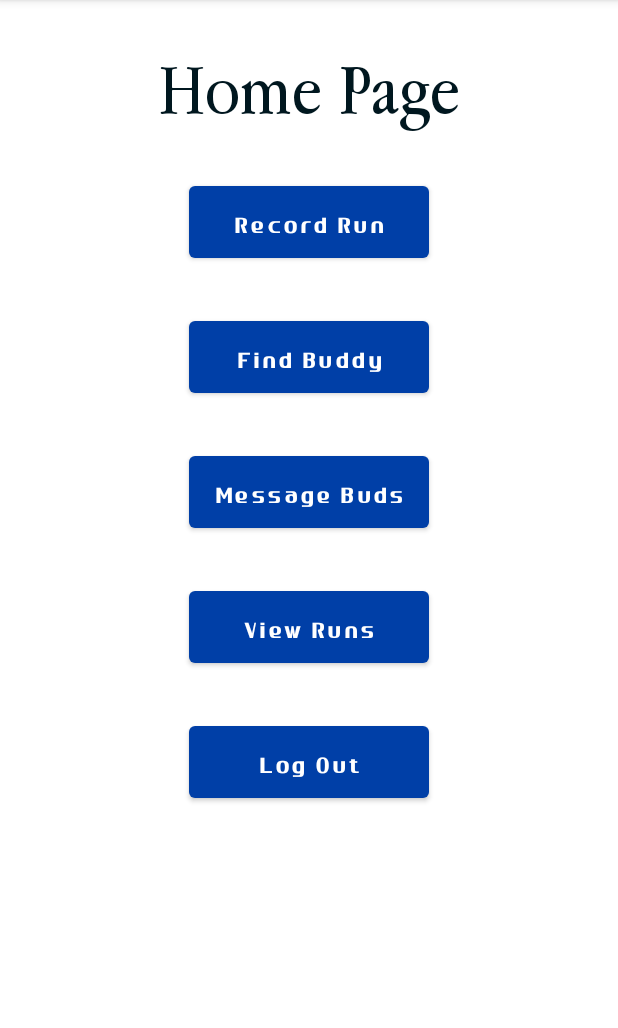
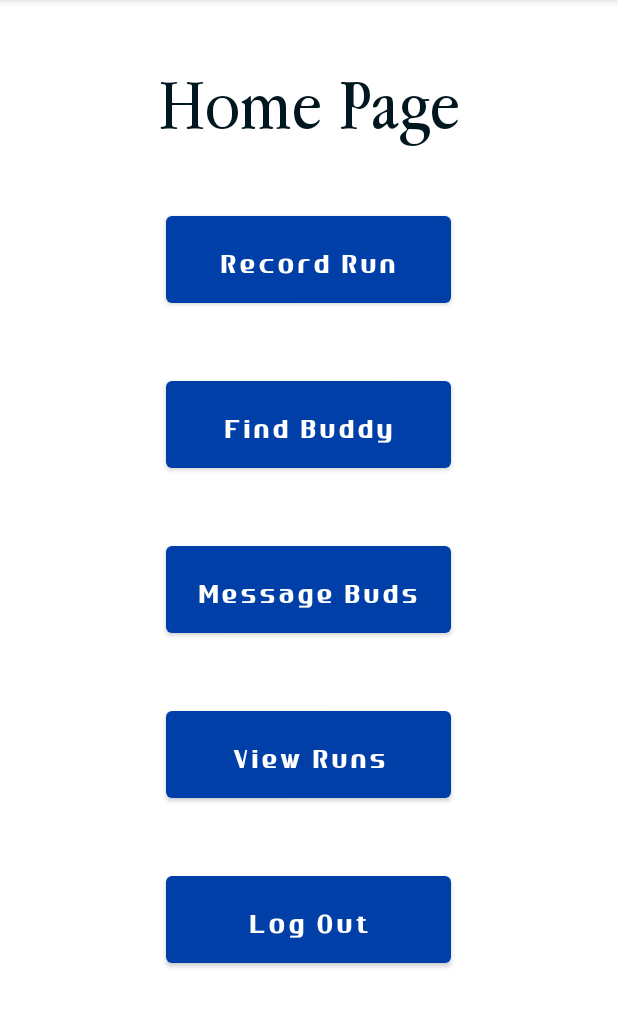
Before and after one commit to sutanto5/RunBuddies, an Android app: the screen it shows after launch once a user with an empty profile is signed in (HomePageActivity), on a phone screen of 412 x 824 dp, the part 84-1112 px from its top. Run offline under Robolectric (Android 15) with nearby library versions, the phone set to English and light mode, and no system bars; our stand-ins replace Firebase (no records; nobody signed in at launch, a user with empty details on screens opened directly).

Commit message:
app layout changes

```diff
--- a/app/src/main/res/layout/activity_home_page.xml
+++ b/app/src/main/res/layout/activity_home_page.xml
@@ -28,7 +28,7 @@
             android:layout_height="@dimen/buttonHeight"
             android:layout_gravity="center"
             android:theme="@style/ButtonStyle"
-            android:textSize="25dp"
+            android:textSize="@dimen/buttonFont"
             android:layout_marginTop="@dimen/smallerTopMargin"
             android:onClick="startRun"
             android:text="Record Run" />
@@ -39,7 +39,7 @@
             android:layout_height="@dimen/buttonHeight"
             android:layout_gravity="center"
             android:theme="@style/ButtonStyle"
-            android:textSize="25dp"
+            android:textSize="@dimen/buttonFont"
             android:layout_marginTop="@dimen/smallerTopMargin"
             android:onClick="findMatch"
             android:text="Find Buddy" />
@@ -51,7 +51,7 @@
             android:layout_gravity="center"
             android:layout_marginTop="@dimen/smallerTopMargin"
             android:text="Message Buds"
-            android:textSize="25dp"
+            android:textSize="@dimen/buttonFont"
             android:theme="@style/ButtonStyle" />
 
         <Button
@@ -62,7 +62,7 @@
             android:layout_marginTop="@dimen/smallerTopMargin"
             android:onClick="viewRuns"
             android:text="View Runs"
-            android:textSize="25dp"
+            android:textSize="@dimen/buttonFont"
             android:theme="@style/ButtonStyle" />
 
         <Button
@@ -70,7 +70,7 @@
             android:layout_width="@dimen/buttonWidth"
             android:layout_height="@dimen/buttonHeight"
             android:theme="@style/ButtonStyle"
-            android:textSize="25dp"
+            android:textSize="@dimen/buttonFont"
             android:layout_gravity="center"
             android:layout_marginTop="@dimen/smallerTopMargin"
             android:onClick="logOutClicked"
--- a/app/src/main/res/values/dimens.xml
+++ b/app/src/main/res/values/dimens.xml
@@ -5,11 +5,11 @@
 
    <dimen name="loginETWidth">225dp</dimen>
    <dimen name="loginETHeight">45dp</dimen>
-   <dimen name="buttonWidth">160dp</dimen>
-   <dimen name="buttonHeight">60dp</dimen>
-   <dimen name="buttonFont">20dp</dimen>
+   <dimen name="buttonWidth">190dp</dimen>
+   <dimen name="buttonHeight">70dp</dimen>
+   <dimen name="buttonFont">30sp</dimen>
 
-   <dimen name="smallerTopMargin">30dp</dimen>
+   <dimen name="smallerTopMargin">40dp</dimen>
    <dimen name="largerTopMargin">60dp</dimen>
    <dimen name="runButtonHeight">60</dimen>
    <dimen name="runButtonWidth">160dp</dimen>
```
Also changed, not shown: app/src/main/res/layout/activity_login.xml (+6 -7 lines), app/src/main/res/layout/activity_profile_creator.xml (+6 -6 lines).
